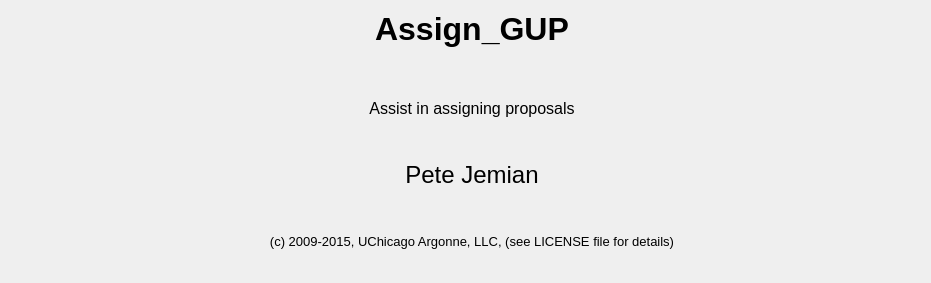
Qt form src/Assign_GUP/resources/about.ui (prjemian/assign_gup) before a commit.
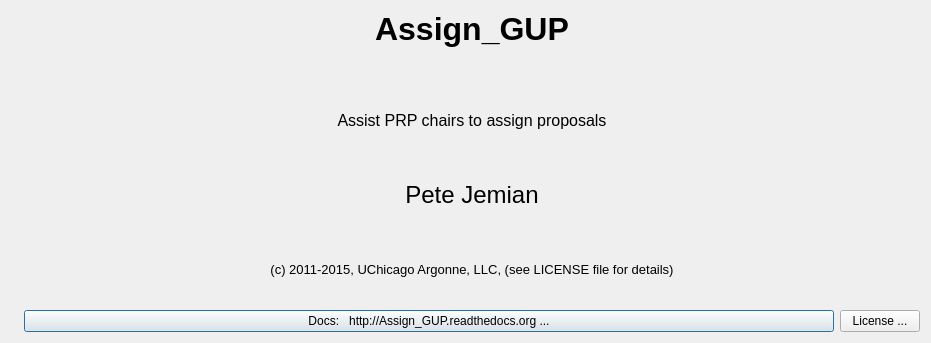
The same form after that commit. Icons and pictures are not drawn.

The edit to the form file:
```diff
--- a/src/Assign_GUP/resources/about.ui
+++ b/src/Assign_GUP/resources/about.ui
@@ -7,7 +7,7 @@
     <x>0</x>
     <y>0</y>
     <width>931</width>
-    <height>283</height>
+    <height>343</height>
    </rect>
   </property>
   <property name="windowTitle">
@@ -34,7 +34,7 @@
       </layout>
      </item>
      <item>
-      <layout class="QVBoxLayout" name="verticalLayout_main" stretch="0,0,0,0">
+      <layout class="QVBoxLayout" name="verticalLayout_main" stretch="0,0,0,0,0">
        <item>
         <widget class="QLabel" name="title">
          <property name="font">
@@ -60,7 +60,7 @@
           </font>
          </property>
          <property name="text">
-          <string>Assist in assigning proposals</string>
+          <string>Assist PRP chairs to assign proposals</string>
          </property>
          <property name="alignment">
           <set>Qt::AlignCenter</set>
@@ -90,13 +90,31 @@
           </font>
          </property>
          <property name="text">
-          <string>(c) 2009-2015, UChicago Argonne, LLC, (see LICENSE file for details)</string>
+          <string>(c) 2011-2015, UChicago Argonne, LLC, (see LICENSE file for details)</string>
          </property>
          <property name="alignment">
           <set>Qt::AlignCenter</set>
          </property>
         </widget>
        </item>
+       <item>
+        <layout class="QHBoxLayout" name="horizontalLayout" stretch="1,0">
+         <item>
+          <widget class="QPushButton" name="docs_pb">
+           <property name="text">
+            <string>Docs:   http://Assign_GUP.readthedocs.org ...</string>
+           </property>
+          </widget>
+         </item>
+         <item>
+          <widget class="QPushButton" name="license_pb">
+           <property name="text">
+            <string>License ...</string>
+           </property>
+          </widget>
+         </item>
+        </layout>
+       </item>
       </layout>
      </item>
     </layout>
```
